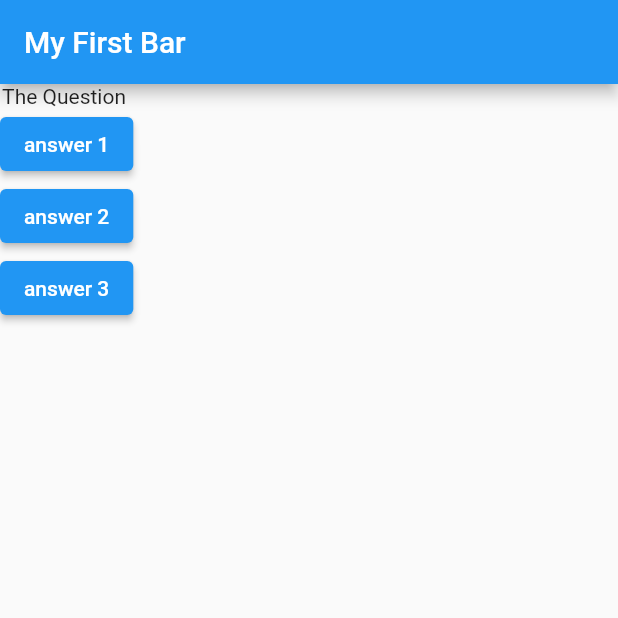
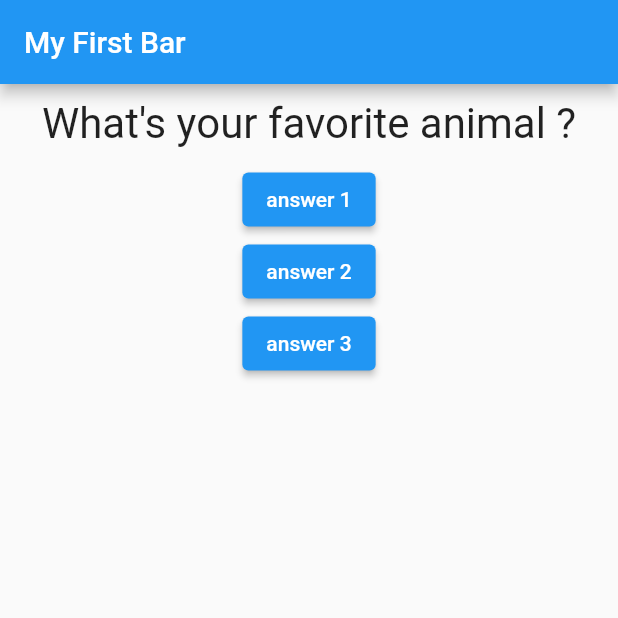
Before and after one commit to Arshdeep-rupal/flutter, a Flutter app: the screen it shows after launch, after a tap on "answer 1", on a phone screen of 412 x 824 dp, the top half of it. Run offline on Flutter 3.47's test engine with Material 2 defaults, Android fonts, the phone set to English and light mode, and no system bars.

Commit message:
todays done

```diff
--- a/lib/main.dart
+++ b/lib/main.dart
@@ -2,12 +2,29 @@
 
 import 'package:flutter/material.dart';
 
+
+import './question.dart';
+
 void main() => runApp(MyApp());
 
-class MyApp extends StatelessWidget {
-  void answerQuestion(){
-    print('answer chosen');
+class MyApp extends StatefulWidget {
+
+  @override
+  State<StatefulWidget> createState() {
+    // TODO: implement createState
+    return _MyAppState();
   }
+}
+class _MyAppState extends State <MyApp>{
+  var _questionIndex = 0;
+
+  void _answerQuestion() {
+    setState(() {
+      _questionIndex = _questionIndex + 1;
+    });
+    print (_questionIndex);
+  }
+
   @override
   Widget build(BuildContext context) {
     var questions = [
@@ -23,19 +40,22 @@
         body: Column(
           // ignore: prefer_const_literals_to_create_immutables
           children: [
-            Text('The Question '),
+            Question
+            (
+              questions[_questionIndex],
+            ),
             ElevatedButton(
-              child: Text ('answer 1'),
-              onPressed: () => print("answer1 chosen"),
-              ),
+              child: Text('answer 1'),
+              onPressed: () => _answerQuestion()
+            ),
             ElevatedButton(
-              child: Text ('answer 2'),
-              onPressed: () => print('answer 2 chosen'),
-              ),
+              child: Text('answer 2'),
+              onPressed: () => _answerQuestion(),
+            ),
             ElevatedButton(
-              child: Text ('answer 3'),
-              onPressed: () => print("answer 3 chosen"),
-              ),
+              child: Text('answer 3'),
+              onPressed: () => _answerQuestion()
+            ),
           ],
         ),
       ),
--- /dev/null
+++ b/lib/question.dart
@@ -0,0 +1,20 @@
+import 'package:flutter/material.dart';
+
+class Question extends StatelessWidget {
+  final String questionText;
+
+  Question(this.questionText);
+
+  @override
+  Widget build(BuildContext context) {
+    return Container(
+      width: double.infinity,
+      margin: EdgeInsets.all(10),
+      child: Text(
+        questionText,
+        style: TextStyle(fontSize: 28),
+        textAlign: TextAlign.center,
+      ),
+    );
+  }
+}
```
